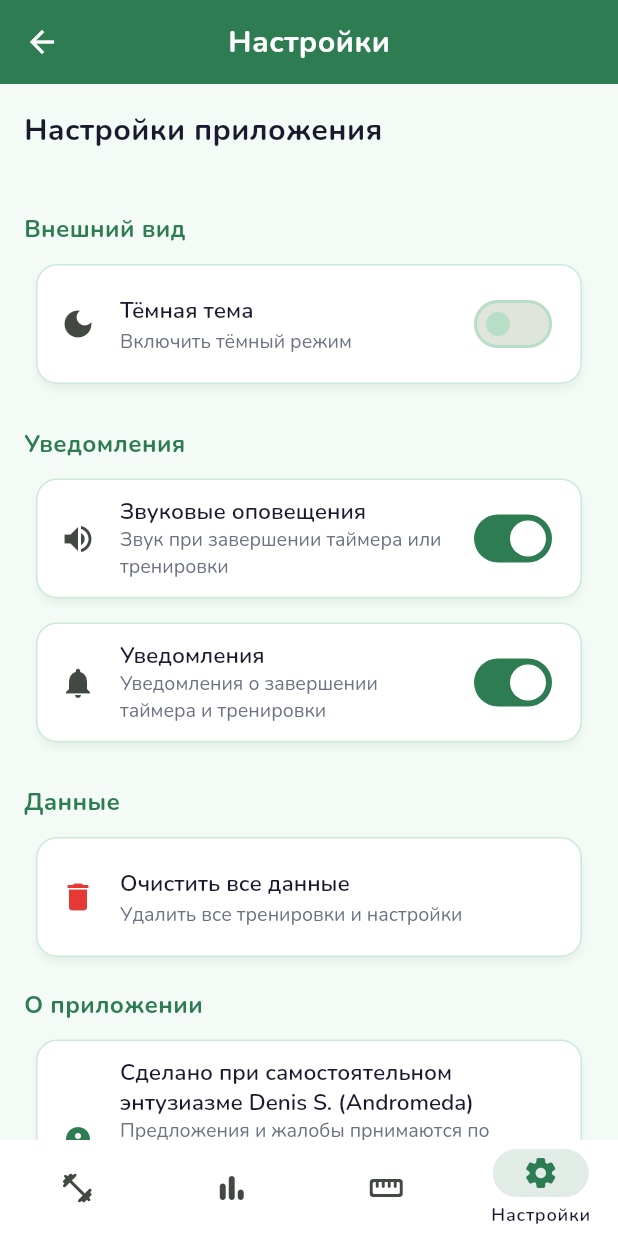
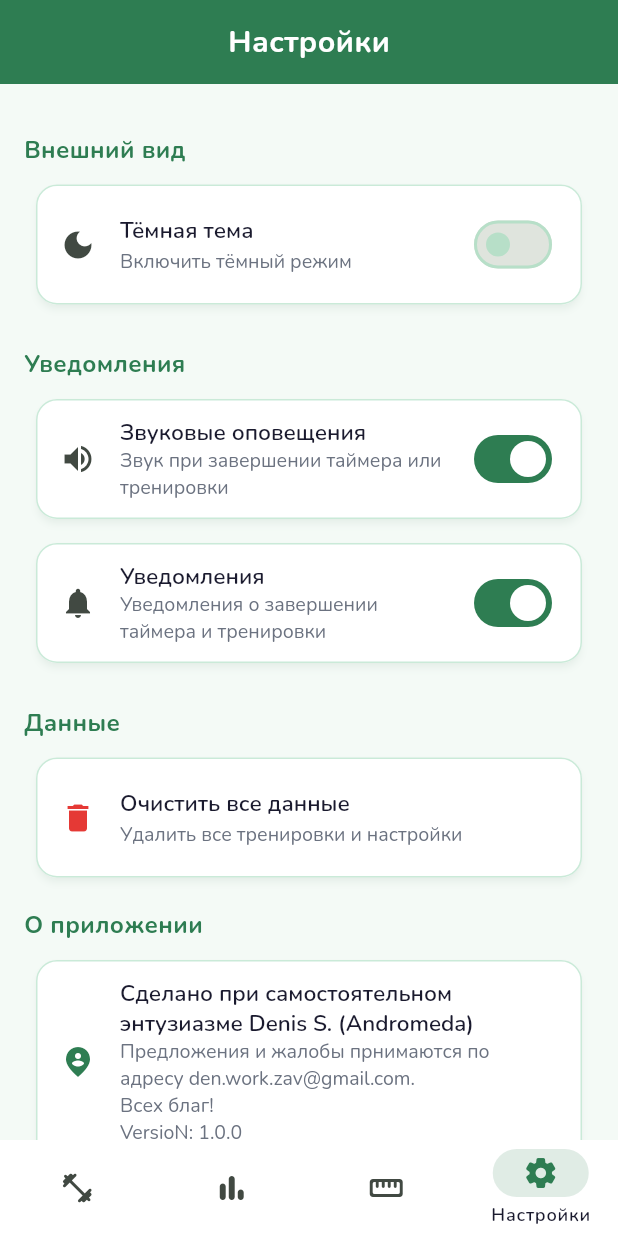
Before and after one commit to isJustDen/training_app, a Flutter app: the screen it shows after launch, swiped to page 4, on a phone screen of 412 x 824 dp. Run offline on Flutter 3.47's test engine with Material 3 defaults, Android fonts, the phone set to English and light mode, and no system bars; our stand-ins replace audioplayers, flutter_local_notifications, google_fonts, image_picker, shared_preferences.

Commit message:
fix: Убрал кнопку возврата, потому что она ломала приложение

```diff
--- a/lib/screens/settings_screen.dart
+++ b/lib/screens/settings_screen.dart
@@ -24,21 +24,10 @@ class _SettingsScreenState extends State<SettingsScreen>{
     return Scaffold(
       appBar: AppBar(
         title: const Text('Настройки'),
-        leading: IconButton(
-          icon: const Icon(Icons.arrow_back),
-          onPressed: () => Navigator.pop(context),
-        ),
       ),
       body: ListView(
         padding: const EdgeInsets.all(16),
         children: [
-          // ЗАГОЛОВОК
-          const Text(
-            'Настройки приложения',
-            style: TextStyle(fontSize: 20, fontWeight: FontWeight.bold),
-          ),
-          const SizedBox(height: 24),
-
           // РАЗДЕЛ: ВНЕШНИЙ ВИД
           _buildSectionHeader('Внешний вид'),
           Card(
```
